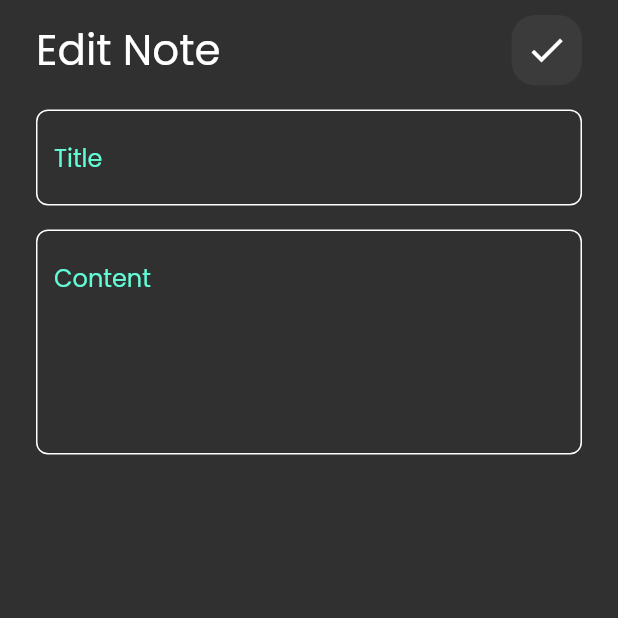
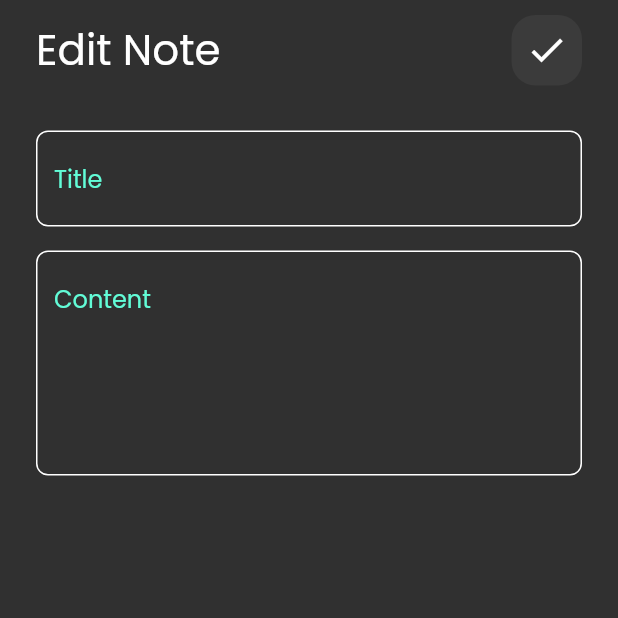
Before and after one commit to eljohnnyy/Note, a Flutter app: the EditNote screen opened directly, on a phone screen of 412 x 824 dp, the top half of it. Run offline on Flutter 3.47's test engine with Material 2 defaults, Android fonts, the phone set to English and light mode, and no system bars; our stand-ins replace font_awesome_flutter.

```diff
--- a/lib/views/edit_view.dart
+++ b/lib/views/edit_view.dart
@@ -19,7 +19,7 @@ body: SingleChildScrollView(
 
    SizedBox(height: 10,),
       CustomAppBar(title: 'Edit Note',icon: Icons.check,),
-     SizedBox(height: 16,),
+     SizedBox(height: 30,),
        CustomTextField(hint: 'Title',),
 
      SizedBox(height: 16,),
```
Also changed, not shown: lib/models/note_model.dart (added, +10 -0 lines).
